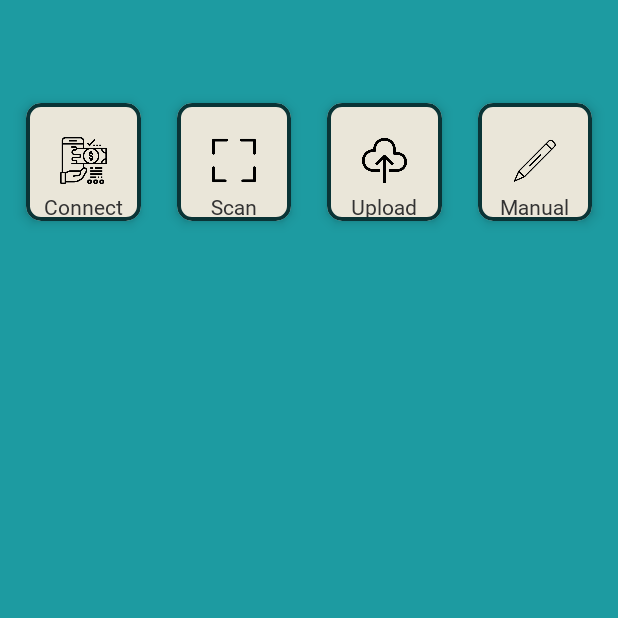
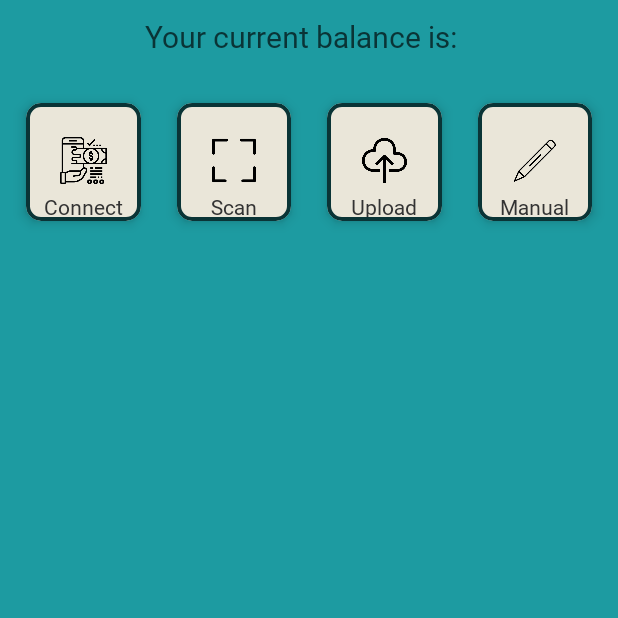
Before and after one commit to Zare22/Equisite, an Android app: the screen it shows after launch (HostActivity), in the side drawer, after a tap on "Balance", on a phone screen of 412 x 824 dp, the top half of it. Run offline under Robolectric (Android 15) with nearby library versions, the phone set to English and light mode, and no system bars; our stand-ins replace Firebase (no records; nobody signed in at launch, a user with empty details on screens opened directly); 2 statements that could not run were skipped.

Commit message:
Navigation done

```diff
--- a/app/src/main/java/hr/sonsanddaughters/equisite/HostActivity.kt
+++ b/app/src/main/java/hr/sonsanddaughters/equisite/HostActivity.kt
@@ -1,24 +1,27 @@
 package hr.sonsanddaughters.equisite
 
 import android.os.Bundle
-import android.util.Log
 import android.view.MenuItem
 import android.widget.TextView
 import androidx.appcompat.app.ActionBarDrawerToggle
 import androidx.appcompat.app.AlertDialog
 import androidx.appcompat.app.AppCompatActivity
 import androidx.core.view.GravityCompat
-import androidx.navigation.findNavController
-import androidx.navigation.ui.NavigationUI
+import androidx.navigation.fragment.NavHostFragment
 import hr.sonsanddaughters.equisite.databinding.ActivityHostBinding
+import hr.sonsanddaughters.equisite.fragment.AnalyticsFragment
+import hr.sonsanddaughters.equisite.fragment.BalanceFragment
+import hr.sonsanddaughters.equisite.fragment.CommunityFragment
+import hr.sonsanddaughters.equisite.fragment.HomeFragment
+import hr.sonsanddaughters.equisite.fragment.InvestmentsFragment
+import hr.sonsanddaughters.equisite.fragment.LoginFragment
+import hr.sonsanddaughters.equisite.framework.replaceFragment
 import hr.sonsanddaughters.equisite.util.FirebaseUtil
 
 class HostActivity : AppCompatActivity() {
 
     private lateinit var binding: ActivityHostBinding
     private lateinit var toggle: ActionBarDrawerToggle
-
-    private val navController by lazy { findNavController(R.id.fragmentsNavController) }
 
     override fun onCreate(savedInstanceState: Bundle?) {
         super.onCreate(savedInstanceState)
@@ -30,14 +33,7 @@ class HostActivity : AppCompatActivity() {
         setupActionBar()
         checkLoggedInState()
         initNavigationView()
-        initFragmentNavigation()
-        navController.addOnDestinationChangedListener { _, destination, _ ->
-            Log.d("NavigationTest", "Navigating to destination: ${destination.label}")
-        }
     }
-
-    private fun initFragmentNavigation() =
-        NavigationUI.setupWithNavController(binding.navView, navController)
 
     private fun setupActionBar() {
         val actionBar = supportActionBar
@@ -48,9 +44,9 @@ class HostActivity : AppCompatActivity() {
 
     private fun checkLoggedInState() {
         if (FirebaseUtil.auth.currentUser == null) {
-            navController.navigate(R.id.loginFragment)
+            this.replaceFragment(binding.fragmentsContainer.id, LoginFragment(), false)
         } else {
-            navController.navigate(R.id.homeFragment)
+            this.replaceFragment(binding.fragmentsContainer.id, HomeFragment(), false)
 
             val sharedPreferences = getSharedPreferences("MyPrefs", MODE_PRIVATE)
             with(sharedPreferences.edit()) {
@@ -68,13 +64,19 @@ class HostActivity : AppCompatActivity() {
         supportActionBar?.setDisplayHomeAsUpEnabled(true)
 
         binding.drawerLayout.closeDrawer(GravityCompat.START)
-        setLogoutListener()
+        setNavigationListeners()
     }
 
-    private fun setLogoutListener() {
-        val logout = binding.navView.menu.findItem(R.id.miLogout)
-        logout.setOnMenuItemClickListener {
-            showLogoutConfirmationDialog()
+    private fun setNavigationListeners() {
+        binding.navView.setNavigationItemSelectedListener {
+            when (it.itemId) {
+                R.id.miHome -> { replaceFragment(R.id.fragmentsContainer, HomeFragment(), true) }
+                R.id.miBalance -> { replaceFragment(R.id.fragmentsContainer, BalanceFragment(), false) }
+                R.id.miAnalytics -> { replaceFragment(R.id.fragmentsContainer, AnalyticsFragment(), false) }
+                R.id.miCommunity -> { replaceFragment(R.id.fragmentsContainer, CommunityFragment(), false) }
+                R.id.miInvestments -> { replaceFragment(R.id.fragmentsContainer, InvestmentsFragment(), false) }
+                R.id.miLogout -> { showLogoutConfirmationDialog() }
+            }
             binding.drawerLayout.closeDrawer(GravityCompat.START)
             true
         }
@@ -107,6 +109,7 @@ class HostActivity : AppCompatActivity() {
         val builder = AlertDialog.Builder(this)
         builder.setTitle(R.string.logout_title)
         builder.setMessage(R.string.logout_message)
+
         builder.setPositiveButton(R.string.logout_confirm_button) { _, _ ->
             FirebaseUtil.auth.signOut()
             checkLoggedInState()
@@ -118,6 +121,7 @@ class HostActivity : AppCompatActivity() {
             updateLoggedInUserTextView()
         }
         builder.setNegativeButton(R.string.logout_cancel, null)
+
         val dialog = builder.create()
         dialog.show()
     }
--- a/app/src/main/java/hr/sonsanddaughters/equisite/fragment/LoginFragment.kt
+++ b/app/src/main/java/hr/sonsanddaughters/equisite/fragment/LoginFragment.kt
@@ -8,12 +8,12 @@ import android.view.LayoutInflater
 import android.view.View
 import android.view.ViewGroup
 import android.view.inputmethod.InputMethodManager
-import android.widget.Toast
 import androidx.appcompat.app.AppCompatActivity
 import androidx.navigation.Navigation
 import hr.sonsanddaughters.equisite.HostActivity
 import hr.sonsanddaughters.equisite.R
 import hr.sonsanddaughters.equisite.databinding.FragmentLoginBinding
+import hr.sonsanddaughters.equisite.framework.replaceFragment
 import hr.sonsanddaughters.equisite.framework.showToast
 import hr.sonsanddaughters.equisite.framework.updateBalance
 import hr.sonsanddaughters.equisite.util.FirebaseUtil
@@ -44,7 +44,7 @@ class LoginFragment : Fragment() {
     }
 
     private fun openRegisterFragment() {
-        Navigation.findNavController(requireView()).navigate(R.id.registerFragment)
+        activity?.replaceFragment(R.id.fragmentsContainer, RegisterFragment(), false)
     }
 
     private fun loginUser() {
@@ -69,7 +69,7 @@ class LoginFragment : Fragment() {
 
     private fun checkLoggedInState() {
         if (FirebaseUtil.auth.currentUser == null) {
-            Navigation.findNavController(requireView()).navigate(R.id.loginFragment)
+            activity?.replaceFragment(R.id.fragmentsContainer, LoginFragment(), false)
         } else {
             FirebaseUtil.db.updateBalance(FirebaseUtil.auth.currentUser!!.uid)
             val inputMethodManager =
@@ -84,7 +84,7 @@ class LoginFragment : Fragment() {
 
             (requireActivity() as HostActivity).updateLoggedInUserTextView()
             (activity as AppCompatActivity).supportActionBar?.show()
-            Navigation.findNavController(requireView()).navigate(R.id.homeFragment)
+            activity?.replaceFragment(R.id.fragmentsContainer, HomeFragment(), true)
         }
     }
 }
--- a/app/src/main/java/hr/sonsanddaughters/equisite/fragment/RegisterFragment.kt
+++ b/app/src/main/java/hr/sonsanddaughters/equisite/fragment/RegisterFragment.kt
@@ -7,13 +7,13 @@ import android.view.LayoutInflater
 import android.view.View
 import android.view.ViewGroup
 import android.view.inputmethod.InputMethodManager
-import android.widget.Toast
 import androidx.appcompat.app.AppCompatActivity
 import androidx.navigation.Navigation
 import hr.sonsanddaughters.equisite.HostActivity
 import hr.sonsanddaughters.equisite.R
 import hr.sonsanddaughters.equisite.databinding.FragmentRegisterBinding
 import hr.sonsanddaughters.equisite.framework.registerUser
+import hr.sonsanddaughters.equisite.framework.replaceFragment
 import hr.sonsanddaughters.equisite.framework.showToast
 import hr.sonsanddaughters.equisite.model.User
 import hr.sonsanddaughters.equisite.util.FirebaseUtil
@@ -81,7 +81,7 @@ class RegisterFragment : Fragment() {
             (requireActivity() as HostActivity).updateLoggedInUserTextView()
 
             (activity as AppCompatActivity).supportActionBar?.show()
-            Navigation.findNavController(requireView()).navigate(R.id.homeFragment)
+            activity?.replaceFragment(R.id.fragmentsContainer, HomeFragment(), false)
         }
     }
 }
--- a/app/src/main/java/hr/sonsanddaughters/equisite/framework/Extensions.kt
+++ b/app/src/main/java/hr/sonsanddaughters/equisite/framework/Extensions.kt
@@ -10,9 +10,6 @@ import android.widget.Toast
 import androidx.core.content.getSystemService
 import androidx.fragment.app.Fragment
 import androidx.fragment.app.FragmentActivity
-import androidx.fragment.app.FragmentManager
-import androidx.preference.PreferenceManager
-import hr.sonsanddaughters.equisite.R
 
 inline fun <reified T : Activity> Context.startActivity() =
     startActivity(Intent(this, T::class.java).addFlags(Intent.FLAG_ACTIVITY_NEW_TASK))
@@ -45,8 +42,11 @@ fun Activity.showToast(message: String) {
     }
 }
 
-fun FragmentActivity.replaceFragment(containerId: Int, fragment: Fragment) {
+fun FragmentActivity.replaceFragment(containerId: Int, fragment: Fragment, addToBackStack: Boolean) {
     supportFragmentManager.beginTransaction()
         .replace(containerId, fragment)
+        .apply {
+            if (addToBackStack) addToBackStack(null)
+        }
         .commit()
 }
--- a/app/src/main/res/layout/activity_host.xml
+++ b/app/src/main/res/layout/activity_host.xml
@@ -7,13 +7,11 @@
     android:layout_height="match_parent"
     tools:context=".HostActivity">
 
-    <fragment
-        android:id="@+id/fragmentsNavController"
+    <androidx.fragment.app.FragmentContainerView
+        android:id="@+id/fragmentsContainer"
         android:name="androidx.navigation.fragment.NavHostFragment"
         android:layout_width="match_parent"
-        android:layout_height="match_parent"
-        app:defaultNavHost="true"
-        app:navGraph="@navigation/fragments_navigation"/>
+        android:layout_height="match_parent"/>
 
 
     <com.google.android.material.navigation.NavigationView
--- a/app/src/main/res/layout/fragment_balance.xml
+++ b/app/src/main/res/layout/fragment_balance.xml
@@ -9,16 +9,35 @@
     android:orientation="vertical"
     tools:context=".fragment.BalanceFragment">
 
-    <TextView
-        android:id="@+id/textViewYourBalance"
+    <LinearLayout
         android:layout_width="match_parent"
         android:layout_height="wrap_content"
+        android:orientation="horizontal"
+        android:gravity="center"
         android:layout_margin="5dp"
-        android:textSize="20sp"
         android:padding="5dp"
-        android:fontFamily="@font/segoeui"
-        android:textColor="@color/equisite_primary"
-        android:textAlignment="center" />
+        android:textAlignment="center">
+
+        <TextView
+            android:id="@+id/textViewYourBalance"
+            android:layout_width="wrap_content"
+            android:layout_height="wrap_content"
+            android:textSize="20sp"
+            android:fontFamily="@font/segoeui"
+            android:textColor="@color/equisite_primary"
+            android:text="@string/balance_state"/>
+
+        <TextView
+            android:id="@+id/textViewBalanceNumber"
+            android:layout_width="wrap_content"
+            android:layout_height="wrap_content"
+            android:textSize="20sp"
+            android:layout_marginStart="@dimen/balance_number_left_margin"
+            android:fontFamily="@font/segoeui"
+            android:textColor="@color/equisite_primary"/>
+
+    </LinearLayout>
+
 
     <GridLayout
         android:layout_width="match_parent"
@@ -177,8 +196,8 @@
         </com.google.android.material.card.MaterialCardView>
     </GridLayout>
 
-    <FrameLayout
-        android:id="@+id/balanceContainer"
+    <androidx.fragment.app.FragmentContainerView
+        android:id="@+id/balanceFragmentContainer"
         android:layout_width="match_parent"
         android:layout_height="match_parent"/>
 
--- a/app/src/main/res/menu/nav_drawer_menu.xml
+++ b/app/src/main/res/menu/nav_drawer_menu.xml
@@ -1,19 +1,19 @@
 <?xml version="1.0" encoding="utf-8"?>
 <menu xmlns:android="http://schemas.android.com/apk/res/android">
     <item
-        android:id="@+id/homeFragment"
+        android:id="@+id/miHome"
         android:title="@string/home"/>
     <item
-        android:id="@+id/balanceFragment"
+        android:id="@+id/miBalance"
         android:title="@string/balance" />
     <item
-        android:id="@+id/investmentsFragment"
+        android:id="@+id/miInvestments"
         android:title="@string/investments" />
     <item
-        android:id="@+id/analyticsFragment"
+        android:id="@+id/miAnalytics"
         android:title="@string/analytics" />
     <item
-        android:id="@+id/communityFragment"
+        android:id="@+id/miCommunity"
         android:title="@string/community" />
     <item
         android:id="@+id/miLogout"
--- a/app/src/main/res/navigation/fragments_navigation.xml
+++ /dev/null
@@ -1,51 +0,0 @@
-<?xml version="1.0" encoding="utf-8"?>
-<navigation xmlns:android="http://schemas.android.com/apk/res/android"
-    xmlns:app="http://schemas.android.com/apk/res-auto"
-    xmlns:tools="http://schemas.android.com/tools"
-    android:id="@+id/fragments_navigation"
-    app:startDestination="@id/homeFragment">
-
-
-    <fragment
-        android:id="@+id/homeFragment"
-        android:name="hr.sonsanddaughters.equisite.fragment.HomeFragment"
-        android:label="@string/home"
-        tools:layout="@layout/fragment_home"/>
-
-    <fragment
-        android:id="@+id/balanceFragment"
-        android:name="hr.sonsanddaughters.equisite.fragment.BalanceFragment"
-        android:label="@string/balance"
-        tools:layout="@layout/fragment_balance"/>
-
-    <fragment
-        android:id="@+id/investmentsFragment"
-        android:name="hr.sonsanddaughters.equisite.fragment.InvestmentsFragment"
-        android:label="@string/investments"
-        tools:layout="@layout/fragment_investments"/>
-
-    <fragment
-        android:id="@+id/communityFragment"
-        android:name="hr.sonsanddaughters.equisite.fragment.CommunityFragment"
-        android:label="@string/community"
-        tools:layout="@layout/fragment_community"/>
-
-    <fragment
-        android:id="@+id/analyticsFragment"
-        android:name="hr.sonsanddaughters.equisite.fragment.AnalyticsFragment"
-        android:label="@string/analytics"
-        tools:layout="@layout/fragment_analytics"/>
-
-    <fragment
-        android:id="@+id/loginFragment"
-        android:name="hr.sonsanddaughters.equisite.fragment.LoginFragment"
-        android:label="@string/login"
-        tools:layout="@layout/fragment_login"/>
-
-    <fragment
-        android:id="@+id/registerFragment"
-        android:name="hr.sonsanddaughters.equisite.fragment.RegisterFragment"
-        android:label="@string/register"
-        tools:layout="@layout/fragment_register"/>
-
-</navigation>
--- a/app/src/main/res/values/dimens.xml
+++ b/app/src/main/res/values/dimens.xml
@@ -9,4 +9,5 @@
     <dimen name="splashLineMarginTop">15dp</dimen>
     <dimen name="splashCompanyMarginTop">1dp</dimen>
     <dimen name="splashCompanyTextSize">25sp</dimen>
+    <dimen name="balance_number_left_margin">10dp</dimen>
 </resources>
--- a/app/src/main/res/values/strings.xml
+++ b/app/src/main/res/values/strings.xml
@@ -22,7 +22,7 @@
     <string name="register">Register</string>
     <string name="equisite_pigeons_are_working">Pigeons are working overtime to deliver the feature</string>
 
-    <string name="balance_state">Your current balance is: %s</string>
+    <string name="balance_state">Your current balance is: </string>
     <string name="no_internet_connection">No internet connection</string>
     <string name="oops_something_went_wrong">Oops something went wrong</string>
     <string name="your_transaction_successfully_flied_south">Your transaction successfully flied south</string>
```
Also changed, not shown: app/src/main/java/hr/sonsanddaughters/equisite/fragment/BalanceFragment.kt (+26 -7 lines), app/src/main/java/hr/sonsanddaughters/equisite/fragment/HomeFragment.kt (+6 -13 lines), app/src/main/java/hr/sonsanddaughters/equisite/fragment/ManualFragment.kt (+6 -5 lines), app/src/main/java/hr/sonsanddaughters/equisite/framework/FirebaseExtensions.kt (+11 -4 lines).
